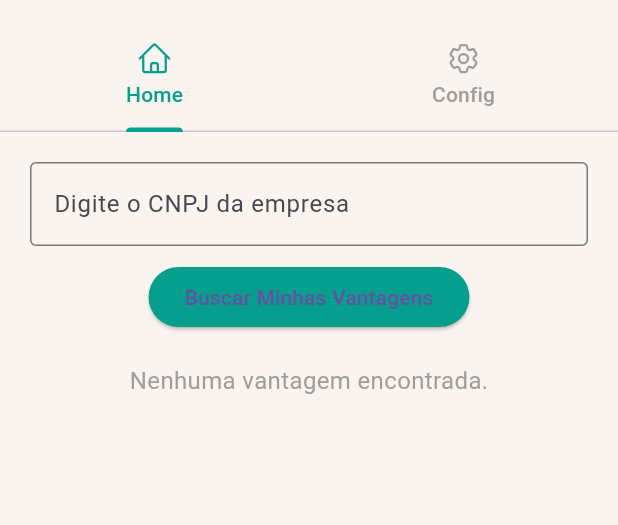
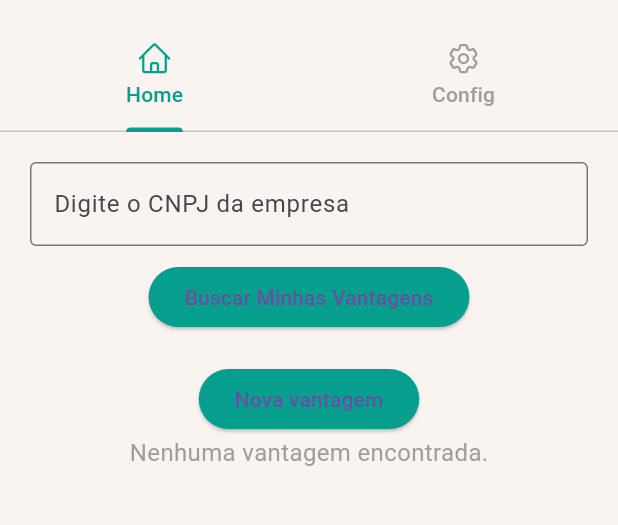
Before and after one commit to PedroMarques1205/ProjetoCambioEstudantil, a Flutter app: the EmpresaPage screen opened directly, on a phone screen of 412 x 824 dp, the part 63-588 px from its top. Run offline on Flutter 3.47's test engine with Material 3 defaults, Android fonts, the light colour scheme and no system bars; our stand-ins replace dio, equatable, flutter_bloc, heroicons, retrofit; accounts and stored records are empty; generated files the repository leaves out were written again.

Commit message:
fix produtos

```diff
--- a/Codigo/front/front_moeda_estudantil/lib/domain/context/context.dart
+++ b/Codigo/front/front_moeda_estudantil/lib/domain/context/context.dart
@@ -12,7 +12,7 @@ class Context {
 
   // flutter pub run build_runner build
 
-  static const baseUrl = 'https://cf23-2804-14c-5b81-48f7-557b-7e51-a7b9-1c58.ngrok-free.app/api';
+  static const baseUrl = 'http://localhost:8080/api';
   static final Dio dio = Dio(BaseOptions(baseUrl: baseUrl));
 
   static final int number = Random().nextInt(99) + 1;
--- a/Codigo/front/front_moeda_estudantil/lib/domain/nova_vantegem/dto/nova_vantagem_dto.dart
+++ b/Codigo/front/front_moeda_estudantil/lib/domain/nova_vantegem/dto/nova_vantagem_dto.dart
@@ -1,7 +1,7 @@
 class NovaVantagemDTO {
   final String titulo;
   final String descricao;
-  final int valor;
+  final double valor;
   final String email;
 
   NovaVantagemDTO({
--- a/Codigo/front/front_moeda_estudantil/lib/domain/nova_vantegem/nova_vantagem_service.dart
+++ b/Codigo/front/front_moeda_estudantil/lib/domain/nova_vantegem/nova_vantagem_service.dart
@@ -4,7 +4,7 @@ import '../nova_vantegem/dto/nova_vantagem_dto.dart';
 class NovaVantagemService {
   final NovaVantagemClient client;
 
-  NovaVantagemService({required this.client});
+  NovaVantagemService(novaVantagemClient, {required this.client});
 
   Future<bool> salvarNovaVantagem(NovaVantagemDTO vantagem) async {
     return await client.salvarNovaVantagem(vantagem);
--- a/Codigo/front/front_moeda_estudantil/lib/domain/vantagem/client/vantagem_client.dart
+++ b/Codigo/front/front_moeda_estudantil/lib/domain/vantagem/client/vantagem_client.dart
@@ -1,6 +1,4 @@
 import 'package:retrofit/retrofit.dart';
-import 'package:dio/dio.dart';
-import '../dtos/vantagem_dto.dart';
 import 'package:dio/dio.dart';
 import '../dtos/vantagem_dto.dart';
 part 'vantagem_client.g.dart';
@@ -10,32 +8,7 @@ abstract class VantagemClient {
   factory VantagemClient(Dio dio) = _VantagemClient;
 
   @GET('/vantagem/obterVantagensPorEmpresa')
-  Future<List<VantagemDTO>> obterVantagensPorEmpresa(
+  Future<dynamic> obterVantagensPorEmpresa(
     @Query('cnpj') String cnpj,
   );
 }
-
-
-// class VantagemClient {
-//   final Dio _dio;
-
-//   VantagemClient(this._dio);
-
-//   // Método para buscar vantagens por CNPJ
-//   Future<List<VantagemDTO>> obterVantagensPorEmpresa(String cnpj) async {
-//     try {
-//       final response = await _dio.get('/vantagens/$cnpj');
-//       if (response.statusCode == 200) {
-//         return (response.data as List)
-//             .map((item) => VantagemDTO.fromJson(item))
-//             .toList();
-//       } else {
-//         // Adicionando mais detalhes para a depuração
-//         throw Exception('Erro ao buscar vantagens, status: ${response.statusCode}');
-//       }
-//     } catch (e) {
-//       // Exibindo detalhes do erro
-//       throw Exception('Erro ao buscar vantagens: $e');
-//     }
-//   }
-// }
--- a/Codigo/front/front_moeda_estudantil/lib/domain/vantagem/dtos/vantagem_dto.dart
+++ b/Codigo/front/front_moeda_estudantil/lib/domain/vantagem/dtos/vantagem_dto.dart
@@ -1,19 +1,20 @@
+import 'package:front_moeda_estudantil/domain/user/dtos/user_dto.dart';
+import 'package:json_annotation/json_annotation.dart';
+
+part 'vantagem_dto.g.dart';
+
+@JsonSerializable()
 class VantagemDTO {
-  final String titulo;
-  final String descricao;
-  final int valor;
+  int? id;
+  String? titulo;
+  String? descricao;
+  double? valor;
+  UserDTO? empresaProvedor;
 
-  VantagemDTO({
-    required this.titulo,
-    required this.descricao,
-    required this.valor,
-  });
+  VantagemDTO(
+      {this.id, this.titulo, this.descricao, this.valor, this.empresaProvedor});
 
-  factory VantagemDTO.fromJson(Map<String, dynamic> json) {
-    return VantagemDTO(
-      titulo: json['titulo'] as String,
-      descricao: json['descricao'] as String,
-      valor: json['valor'] as int,
-    );
-  }
+  factory VantagemDTO.fromJson(Map<String, dynamic> json) =>
+      _$VantagemDTOFromJson(json);
+  Map<String, dynamic> toJson() => _$VantagemDTOToJson(this);
 }
--- a/Codigo/front/front_moeda_estudantil/lib/domain/vantagem/vantagem_service.dart
+++ b/Codigo/front/front_moeda_estudantil/lib/domain/vantagem/vantagem_service.dart
@@ -6,9 +6,10 @@ class VantagemService {
 
   VantagemService(this._vantagemClient);
 
-  Future<List<VantagemDTO>> obterVantagensPorEmpresa(String cnpj) async {
+  Future<dynamic> obterVantagensPorEmpresa(String cnpj) async {
     try {
       final response = await _vantagemClient.obterVantagensPorEmpresa(cnpj);
+      print(response);
       return response;
     } catch (e) {
       throw Exception('Erro ao obter vantagens');
--- a/Codigo/front/front_moeda_estudantil/lib/view/empresa_page/empresa_page.dart
+++ b/Codigo/front/front_moeda_estudantil/lib/view/empresa_page/empresa_page.dart
@@ -5,11 +5,11 @@ import 'package:front_moeda_estudantil/domain/vantagem/dtos/vantagem_dto.dart';
 import 'package:front_moeda_estudantil/domain/vantagem/vantagem_service.dart';
 import 'package:front_moeda_estudantil/domain/vantagem/client/vantagem_client.dart';
 import 'package:front_moeda_estudantil/generated/cambio_colors.dart';
+import 'package:front_moeda_estudantil/view/empresa_page/widgets/nova_vatagem.dart';
 import 'package:front_moeda_estudantil/viewmodel/empresa_bloc/empresa_bloc.dart';
 import 'package:front_moeda_estudantil/viewmodel/empresa_bloc/empresa_event.dart';
 import 'package:front_moeda_estudantil/viewmodel/empresa_bloc/empresa_state.dart';
 import 'package:front_moeda_estudantil/view/login_page/login_page.dart';
-import 'package:front_moeda_estudantil/view/empresa_page/widgets/nova_vatagem.dart';
 import 'package:heroicons/heroicons.dart';
 
 class EmpresaPage extends StatefulWidget {
@@ -35,7 +35,6 @@ class _EmpresaPageState extends State<EmpresaPage> {
     super.dispose();
   }
 
-  // Função para verificar se o CNPJ é válido
   bool _isValidCNPJ(String cnpj) {
     return cnpj.length == 14 && int.tryParse(cnpj) != null;
   }
@@ -49,10 +48,6 @@ class _EmpresaPageState extends State<EmpresaPage> {
           setState(() {
             vantagens = state.vantagens;
           });
-        } else if (state is EmpresaError) {
-          ScaffoldMessenger.of(context).showSnackBar(
-            SnackBar(content: Text(state.message)),
-          );
         }
       },
       builder: (context, state) {
@@ -75,11 +70,13 @@ class _EmpresaPageState extends State<EmpresaPage> {
                 indicatorColor: CambioColors.greenSecondary,
                 tabs: [
                   Tab(
-                    icon: HeroIcon(HeroIcons.home, style: HeroIconStyle.outline),
+                    icon:
+                        HeroIcon(HeroIcons.home, style: HeroIconStyle.outline),
                     text: 'Home',
                   ),
                   Tab(
-                    icon: HeroIcon(HeroIcons.cog6Tooth, style: HeroIconStyle.outline),
+                    icon: HeroIcon(HeroIcons.cog6Tooth,
+                        style: HeroIconStyle.outline),
                     text: 'Config',
                   ),
                 ],
@@ -91,22 +88,22 @@ class _EmpresaPageState extends State<EmpresaPage> {
                   padding: const EdgeInsets.symmetric(horizontal: 20),
                   child: Column(
                     children: [
-                      SizedBox(height: 20),
+                      const SizedBox(height: 20),
                       TextField(
                         controller: _searchController,
-                        decoration: InputDecoration(
+                        decoration: const InputDecoration(
                           labelText: 'Digite o CNPJ da empresa',
                           border: OutlineInputBorder(),
                         ),
                         keyboardType: TextInputType.number,
                       ),
-                      SizedBox(height: 10),
+                      const SizedBox(height: 10),
                       ElevatedButton(
                         onPressed: () {
                           final cnpj = _searchController.text;
                           if (cnpj.isEmpty || !_isValidCNPJ(cnpj)) {
                             ScaffoldMessenger.of(context).showSnackBar(
-                              SnackBar(content: Text('CNPJ inválido.')),
+                              const SnackBar(content: Text('CNPJ inválido.')),
                             );
                           } else {
                             _empresaBloc.add(FetchVantagensEvent(cnpj));
@@ -117,8 +114,20 @@ class _EmpresaPageState extends State<EmpresaPage> {
                         ),
                         child: Text('Buscar Minhas Vantagens'),
                       ),
-                      SizedBox(height: 20),
-                      // Exibição de vantagens
+                      const SizedBox(height: 20),
+                      ElevatedButton(
+                        onPressed: () {
+                          showDialog(
+                              context: context,
+                              builder: (context) {
+                                return NovaVantagemPage();
+                              });
+                        },
+                        style: ElevatedButton.styleFrom(
+                          backgroundColor: CambioColors.greenSecondary,
+                        ),
+                        child: Text('Nova vantagem'),
+                      ),
                       if (state is VantagensLoading)
                         CircularProgressIndicator(),
                       if (vantagens.isNotEmpty)
@@ -131,9 +140,10 @@ class _EmpresaPageState extends State<EmpresaPage> {
                                 margin: EdgeInsets.symmetric(vertical: 5),
                                 elevation: 5,
                                 child: ListTile(
-                                  title: Text(vantagem.titulo),
-                                  subtitle: Text(vantagem.descricao),
-                                  trailing: Text('R\$ ${vantagem.valor.toString()}'),
+                                  title: Text(vantagem.titulo ?? '-'),
+                                  subtitle: Text(vantagem.descricao ?? '-'),
+                                  trailing:
+                                      Text('R\$ ${vantagem.valor.toString()}'),
                                 ),
                               );
                             },
@@ -147,7 +157,6 @@ class _EmpresaPageState extends State<EmpresaPage> {
                     ],
                   ),
                 ),
-                // Configurações
                 Center(
                   child: Column(
                     children: [
@@ -165,7 +174,8 @@ class _EmpresaPageState extends State<EmpresaPage> {
                           onPressed: () {
                             Navigator.pushReplacement(
                               context,
-                              MaterialPageRoute(builder: (context) => LoginPage()),
+                              MaterialPageRoute(
+                                  builder: (context) => LoginPage()),
                             );
                           },
                           icon: HeroIcon(HeroIcons.arrowRightOnRectangle),
--- a/Codigo/front/front_moeda_estudantil/lib/viewmodel/empresa_bloc/empresa_state.dart
+++ b/Codigo/front/front_moeda_estudantil/lib/viewmodel/empresa_bloc/empresa_state.dart
@@ -1,3 +1,5 @@
+import 'package:front_moeda_estudantil/viewmodel/empresa_bloc/empresa_event.dart';
+
 import '../../domain/vantagem/dtos/vantagem_dto.dart';
 
 abstract class EmpresaState {}
@@ -17,3 +19,17 @@ class VantagensError extends EmpresaState {
 
   VantagensError(this.message);
 }
+
+class SalvarNovaVantagemEvent extends EmpresaEvent {
+  final String titulo;
+  final String descricao;
+  final String valor;
+  final String email;
+
+  SalvarNovaVantagemEvent({
+    required this.titulo,
+    required this.descricao,
+    required this.valor,
+    required this.email,
+  });
+}
--- a/Codigo/front/front_moeda_estudantil/lib/viewmodel/nova_vantagem/nova_vantagem_event.dart
+++ b/Codigo/front/front_moeda_estudantil/lib/viewmodel/nova_vantagem/nova_vantagem_event.dart
@@ -1,15 +1 @@
 abstract class NovaVantagemEvent {}
-
-class SalvarNovaVantagemEvent extends NovaVantagemEvent {
-  final String titulo;
-  final String descricao;
-  final String valor;
-  final String email;
-
-  SalvarNovaVantagemEvent({
-    required this.titulo,
-    required this.descricao,
-    required this.valor,
-    required this.email,
-  });
-}
```
Also changed, not shown: Codigo/front/front_moeda_estudantil/lib/main.dart (+4 -14 lines), Codigo/front/front_moeda_estudantil/lib/view/empresa_page/widgets/nova_vatagem.dart (+36 -54 lines), Codigo/front/front_moeda_estudantil/lib/view/perfil_professor_page/perfil_professor_page.dart (deleted, +0 -101 lines), Codigo/front/front_moeda_estudantil/lib/viewmodel/empresa_bloc/empresa_bloc.dart (+36 -13 lines), Codigo/front/front_moeda_estudantil/lib/viewmodel/nova_vantagem/nova_vantagem_bloc.dart (+1 -23 lines), Codigo/front/front_moeda_estudantil/lib/domain/vantagem/client/vantagem_client.g.dart, Codigo/front/front_moeda_estudantil/lib/domain/vantagem/dtos/vantagem_dto.g.dart (added), 1 other file.
